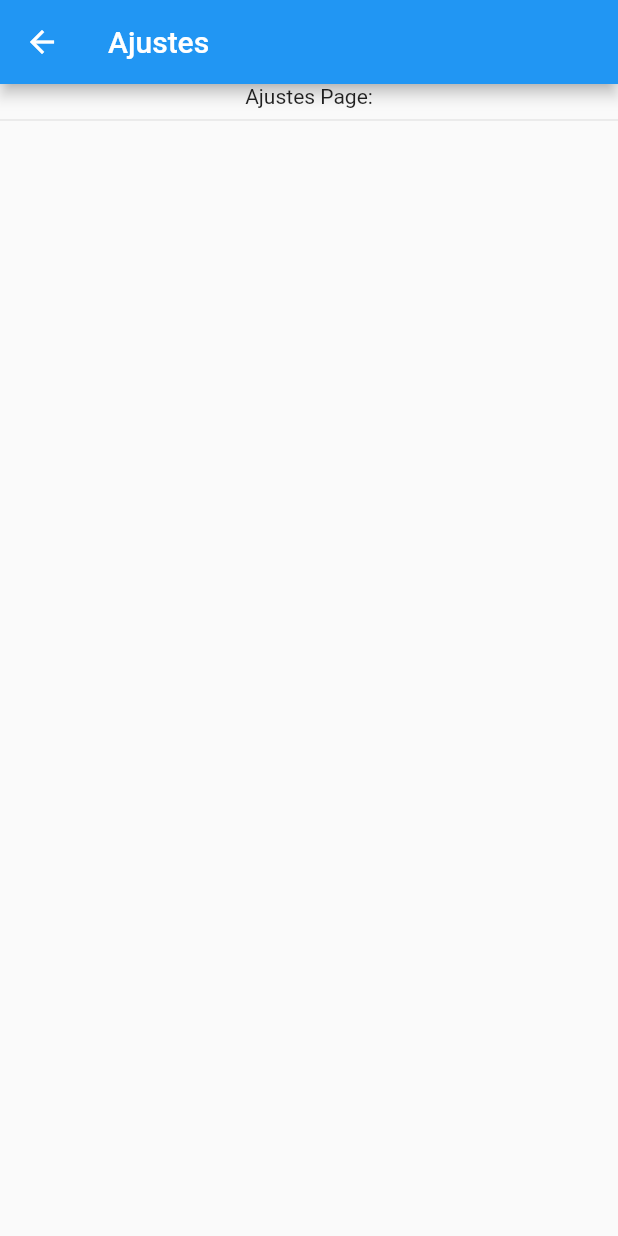
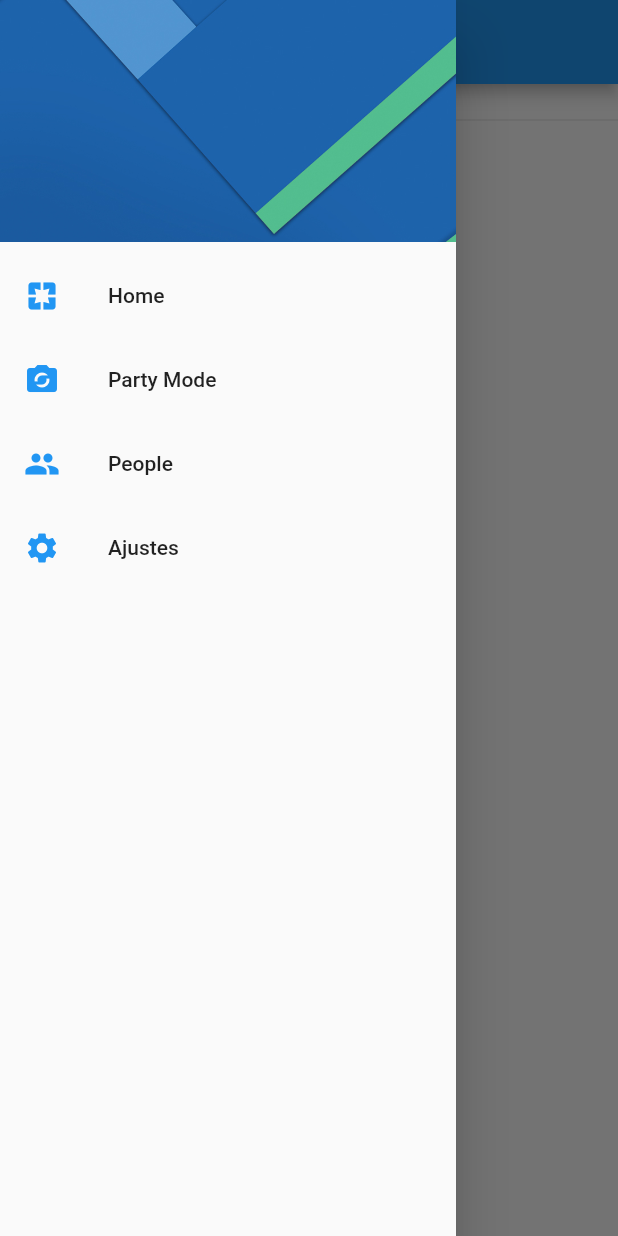
Before and after one commit to HarryAlvarado28/app_preferencias, a Flutter app: the SettingsPage screen opened by its route, with the side drawer open (before the commit the screen has no drawer), on a phone screen of 412 x 824 dp. Run offline on Flutter 3.47's test engine with Material 2 defaults, Android fonts, the phone set to English and light mode, and no system bars.

Commit message:
Crear un widget independiente para el drawer

```diff
--- a/lib/src/pages/settings_pages.dart
+++ b/lib/src/pages/settings_pages.dart
@@ -1,8 +1,8 @@
 import 'package:flutter/material.dart';
+import 'package:preferencias/src/widgets/menu_widget.dart';
 
 class SettingsPage extends StatelessWidget {
   static final String routeName = 'settings';
-  // const HomePage ({Key key}) : super(key: key);
 
   @override
   Widget build(BuildContext context) {
@@ -10,14 +10,11 @@ class SettingsPage extends StatelessWidget {
       appBar: AppBar(
         title: Text('Ajustes'),
       ),
+      drawer: MenuWidget(),
       body: Column(
         children: <Widget>[
           Text('Ajustes Page:'),
           Divider(),
-          // Text('Genera:'),
-          // Divider(),
-          // Text('Nombre usuario:'),
-          // Divider(),
         ],
       ),
     );
--- /dev/null
+++ b/lib/src/widgets/menu_widget.dart
@@ -0,0 +1,46 @@
+import 'package:flutter/material.dart';
+import 'package:preferencias/src/pages/home_page.dart';
+import 'package:preferencias/src/pages/settings_pages.dart';
+
+class MenuWidget extends StatelessWidget {
+
+  @override
+  Widget build(BuildContext context) {
+    return Drawer(
+      child: ListView(
+        padding: EdgeInsets.zero,
+        children: <Widget>[
+          DrawerHeader(
+            child: Container(),
+            decoration: BoxDecoration(
+                image: DecorationImage(
+                    image: AssetImage('assets/menu-img.jpg'),
+                    fit: BoxFit.cover)),
+          ),
+          ListTile(
+            leading: Icon(Icons.pages, color: Colors.blue),
+            title: Text('Home'),
+            onTap: () =>
+                Navigator.pushReplacementNamed(context, HomePage.routeName),
+          ),
+          ListTile(
+            leading: Icon(Icons.party_mode, color: Colors.blue),
+            title: Text('Party Mode'),
+            onTap: () => print('Party Mode'),
+          ),
+          ListTile(
+            leading: Icon(Icons.people, color: Colors.blue),
+            title: Text('People'),
+            onTap: () => print('People'),
+          ),
+          ListTile(
+            leading: Icon(Icons.settings, color: Colors.blue),
+            title: Text('Ajustes'),
+            onTap: () =>
+                Navigator.pushReplacementNamed(context, SettingsPage.routeName),
+          ),
+        ],
+      ),
+    );
+  }
+}
```
Also changed, not shown: lib/src/pages/home_page.dart (+41 -40 lines).
